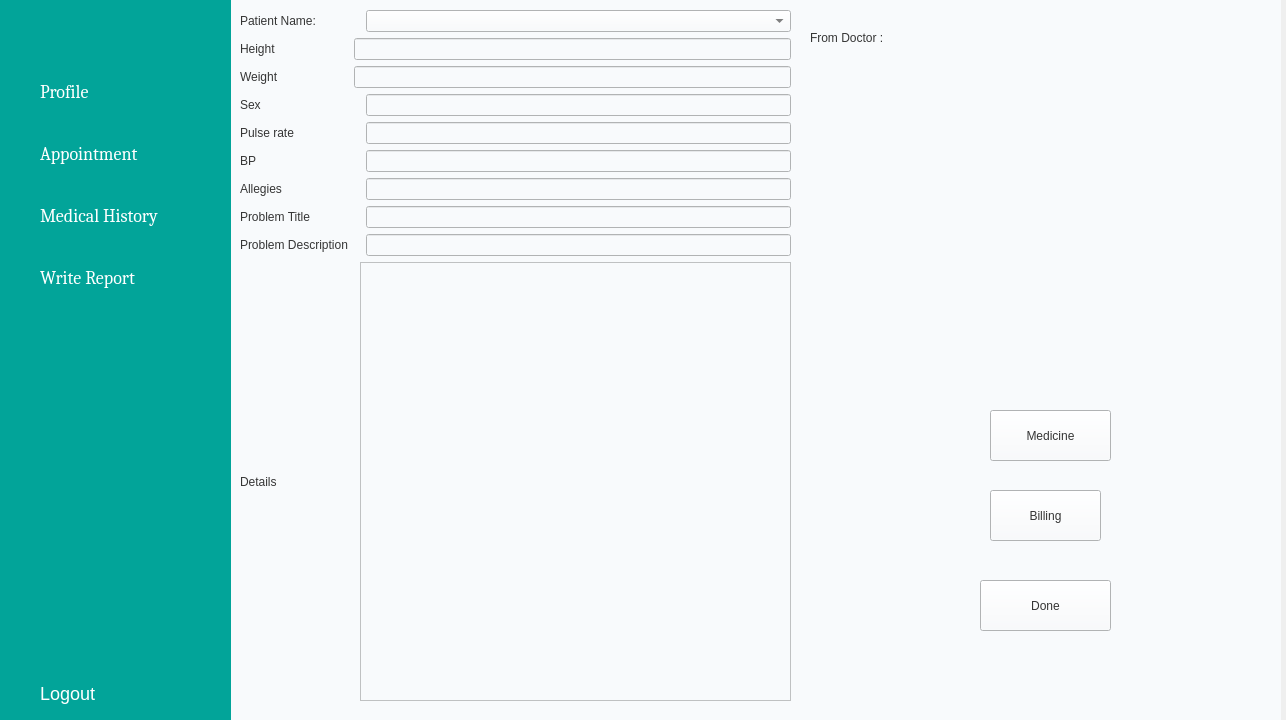
The window that src/gui/ui/MainWindowDoctor.ui (RoronoaZoro321/Healthcare-Management-System) describes before a commit, drawn with Qt 5.
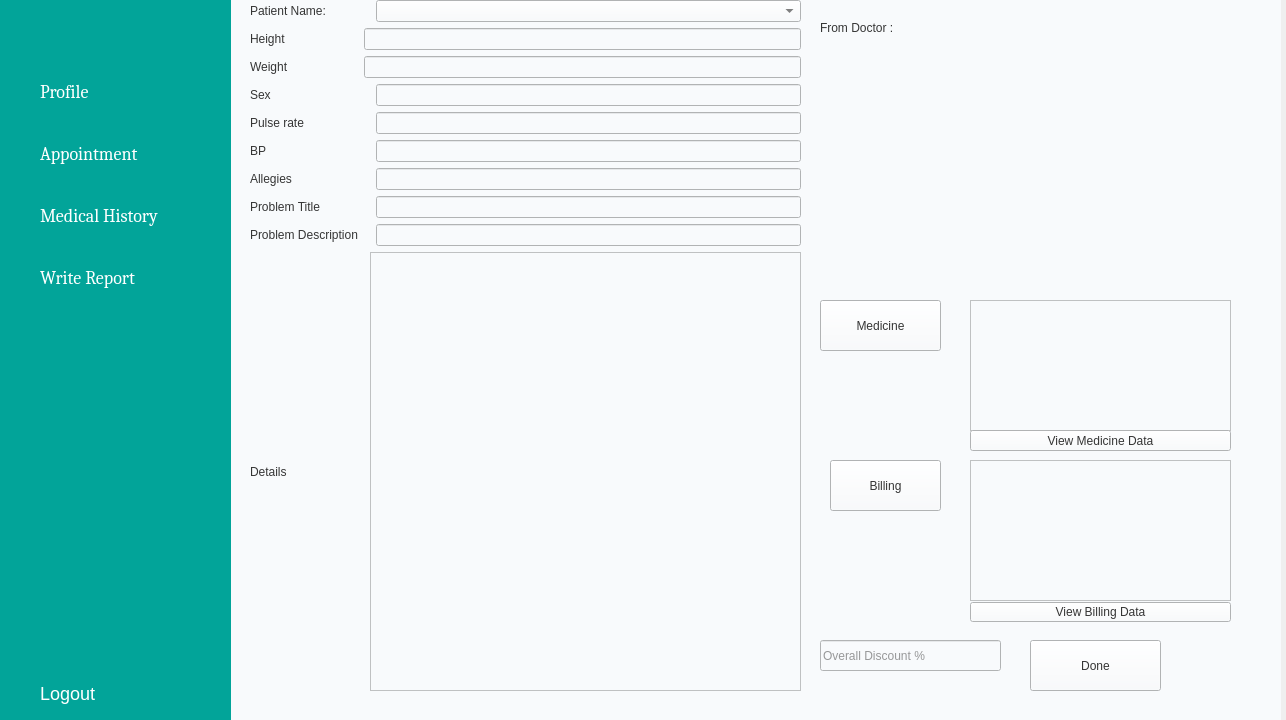
The same window after the commit. The open tabs and pages were chosen to show the change. Icons and pictures are not drawn.

Commit message: doctor can now write report to user but have problem that it create more than 1 report per time doesn't effect right now and ready for decoration

Patch:
```diff
--- a/src/gui/ui/MainWindowDoctor.ui
+++ b/src/gui/ui/MainWindowDoctor.ui
@@ -280,8 +280,8 @@
         <widget class="QWidget" name="widget_7" native="true">
          <property name="geometry">
           <rect>
-           <x>-10</x>
-           <y>-10</y>
+           <x>0</x>
+           <y>-20</y>
            <width>1051</width>
            <height>721</height>
           </rect>
@@ -404,7 +404,7 @@
             <x>590</x>
             <y>70</y>
             <width>431</width>
-            <height>331</height>
+            <height>221</height>
            </rect>
           </property>
           <layout class="QVBoxLayout" name="verticalLayout_3">
@@ -448,8 +448,8 @@
          <widget class="QPushButton" name="pushButton_5">
           <property name="geometry">
            <rect>
-            <x>760</x>
-            <y>590</y>
+            <x>800</x>
+            <y>660</y>
             <width>131</width>
             <height>51</height>
            </rect>
@@ -461,8 +461,8 @@
          <widget class="QPushButton" name="pushButton_6">
           <property name="geometry">
            <rect>
-            <x>770</x>
-            <y>420</y>
+            <x>590</x>
+            <y>320</y>
             <width>121</width>
             <height>51</height>
            </rect>
@@ -474,8 +474,8 @@
          <widget class="QPushButton" name="pushButton_7">
           <property name="geometry">
            <rect>
-            <x>770</x>
-            <y>500</y>
+            <x>600</x>
+            <y>480</y>
             <width>111</width>
             <height>51</height>
            </rect>
@@ -510,6 +510,65 @@
            <string/>
           </property>
          </widget>
+         <widget class="QListWidget" name="listWidget">
+          <property name="geometry">
+           <rect>
+            <x>740</x>
+            <y>320</y>
+            <width>261</width>
+            <height>131</height>
+           </rect>
+          </property>
+         </widget>
+         <widget class="QListWidget" name="listWidget_2">
+          <property name="geometry">
+           <rect>
+            <x>740</x>
+            <y>480</y>
+            <width>261</width>
+            <height>141</height>
+           </rect>
+          </property>
+         </widget>
+         <widget class="QPushButton" name="pushButton_8">
+          <property name="geometry">
+           <rect>
+            <x>740</x>
+            <y>450</y>
+            <width>261</width>
+            <height>21</height>
+           </rect>
+          </property>
+          <property name="text">
+           <string>View Medicine Data</string>
+          </property>
+         </widget>
+         <widget class="QPushButton" name="pushButton_10">
+          <property name="geometry">
+           <rect>
+            <x>740</x>
+            <y>622</y>
+            <width>261</width>
+            <height>20</height>
+           </rect>
+          </property>
+          <property name="text">
+           <string>View Billing Data</string>
+          </property>
+         </widget>
+         <widget class="QLineEdit" name="lineEdit_9">
+          <property name="geometry">
+           <rect>
+            <x>590</x>
+            <y>660</y>
+            <width>181</width>
+            <height>31</height>
+           </rect>
+          </property>
+          <property name="placeholderText">
+           <string>Overall Discount %</string>
+          </property>
+         </widget>
         </widget>
        </widget>
       </widget>
```
Left out of the diff: 14 changed lines with no effect on the pictures. The commit also changes 11 other files.
